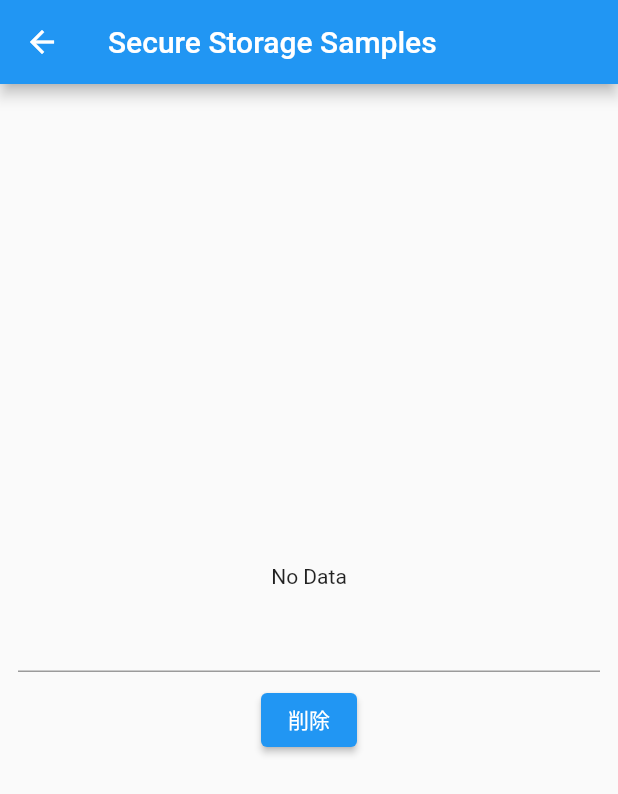
After one commit to kentomiya89/k_flutter_playground, a Flutter app: the SecureStorageScreen screen opened directly, after a tap on "削除", on a phone screen of 412 x 824 dp. The commit adds this screen. Shown: the top 794 px of the screen. Run offline on Flutter 3.47's test engine with Material 2 defaults, Android fonts, the phone set to English and light mode, and no system bars; our stand-ins replace device_info_plus, flutter_hooks, flutter_secure_storage, hooks_riverpod, package_info_plus; missing offline and left inert: apple_product_name, ferry, gql_http_link, simple_logger, version; accounts and stored records are empty.

Commit message:
add: flutter secure storage test

```diff
--- a/lib/samples/playground_list_screen.dart
+++ b/lib/samples/playground_list_screen.dart
@@ -1,4 +1,5 @@
 import 'package:flutter/material.dart';
+import 'package:k_flutter_playground/samples/secure_storage/screen/secure_storage_screen.dart';
 
 import '../widget/playground_list.dart';
 import 'device_and_packge_info/device_and_package_info_screen.dart';
@@ -45,6 +46,10 @@ class PlaygroundListScreen extends StatelessWidget {
               title: '端末とアプリ情報',
               page: DeviceAndPackageInfoSampleScreen(),
             ),
+            PlaygroundListTile(
+              title: 'Secure Storage',
+              page: SecureStorageScreen(),
+            ),
           ],
         ),
       ),
--- /dev/null
+++ b/lib/samples/secure_storage/screen/secure_storage_screen.dart
@@ -0,0 +1,40 @@
+import 'package:flutter/material.dart';
+import 'package:hooks_riverpod/hooks_riverpod.dart';
+import '../state/text_notifier.dart';
+
+final _textProvider = Provider.autoDispose<String>(
+  (ref) => ref.watch(textProvider),
+);
+
+class SecureStorageScreen extends HookConsumerWidget {
+  const SecureStorageScreen({Key? key}) : super(key: key);
+
+  @override
+  Widget build(BuildContext context, WidgetRef ref) {
+    final notifier = ref.watch(textProvider.notifier);
+
+    return Scaffold(
+      appBar: AppBar(
+        title: const Text('Secure Storage Samples'),
+      ),
+      body: Padding(
+        padding: const EdgeInsets.all(12),
+        child: Column(
+          mainAxisAlignment: MainAxisAlignment.center,
+          children: [
+            Text(ref.watch(_textProvider)),
+            const SizedBox(height: 8),
+            TextFormField(
+              onFieldSubmitted: notifier.save,
+            ),
+            const SizedBox(height: 8),
+            ElevatedButton(
+              onPressed: notifier.delete,
+              child: const Text('削除'),
+            ),
+          ],
+        ),
+      ),
+    );
+  }
+}
--- /dev/null
+++ b/lib/samples/secure_storage/state/text_notifier.dart
@@ -0,0 +1,36 @@
+import 'package:hooks_riverpod/hooks_riverpod.dart';
+import '../../../util/providers.dart';
+
+final textProvider = StateNotifierProvider.autoDispose<TextNotifier, String>(
+  (ref) => TextNotifier(ref.read),
+);
+
+const _noData = 'No Data';
+const _testTextKey = 'testText';
+
+class TextNotifier extends StateNotifier<String> {
+  TextNotifier(this._reader) : super('---') {
+    initState();
+  }
+
+  final Reader _reader;
+
+  Future<void> initState() async {
+    final secureStorage = _reader(secureStorageProvider);
+
+    final data = await secureStorage.read(key: _testTextKey);
+    state = data ?? _noData;
+  }
+
+  Future<void> save(String text) async {
+    final secureStorage = _reader(secureStorageProvider);
+    await secureStorage.write(key: _testTextKey, value: text);
+    state = text;
+  }
+
+  Future<void> delete() async {
+    final secureStorage = _reader(secureStorageProvider);
+    await secureStorage.delete(key: _testTextKey);
+    state = _noData;
+  }
+}
--- a/pubspec.yaml
+++ b/pubspec.yaml
@@ -32,6 +32,7 @@ dependencies:
   flutter:
     sdk: flutter
   flutter_hooks: ^0.18.2
+  flutter_secure_storage: ^5.0.2
   gql_http_link: ^0.4.0
   hooks_riverpod: ^1.0.1
   package_info_plus: ^1.3.0
```
Also changed, not shown: lib/util/providers.dart (added, +8 -0 lines), pubspec.lock, 1 other file.
